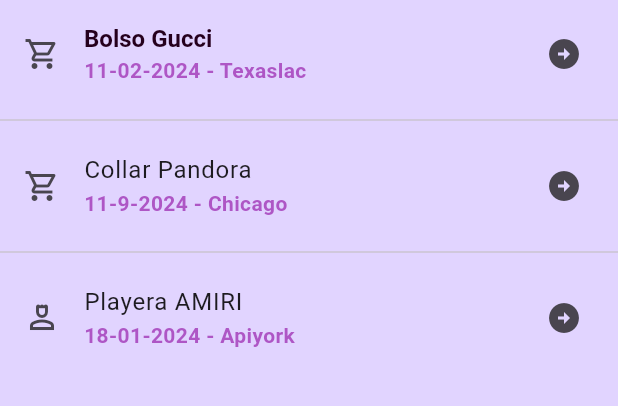
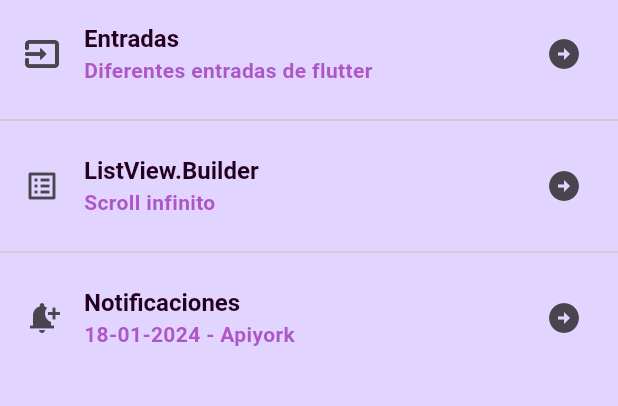
Before and after one commit to ismontana/componentes_flutter, a Flutter app: the screen it shows after launch, on a phone screen of 412 x 824 dp, the part 84-490 px from its top. Run offline on Flutter 3.47's test engine with Material 3 defaults, Android fonts, the phone set to English and light mode, and no system bars; Roboto replaces fonts that are missing (sans-helvetica).

Commit message:
Adding the ListView to the HomeScreen

```diff
--- a/lib/home_screen.dart
+++ b/lib/home_screen.dart
@@ -15,11 +15,11 @@ const HomeScreen({super.key});
         body: ListView(
           children: [
             ListTile(
-            leading: const Icon(Icons.shopping_cart_outlined),
-            title: Text('Bolso Gucci',
+            leading: const Icon(Icons.input_outlined),
+            title: Text('Entradas',
             style: Theme.of(context).textTheme.headlineLarge,
             ),
-            subtitle: const Text('11-02-2024 - Texaslac',
+            subtitle: const Text('Diferentes entradas de flutter',
             style: TextStyle(color: Color.fromARGB(186, 155, 39, 176),
                       fontWeight: FontWeight.bold,
                       ),
@@ -27,20 +27,22 @@ const HomeScreen({super.key});
             trailing: const Icon(Icons.arrow_circle_right),
             ),
             const Divider(),
-            const ListTile(
-            leading: Icon(Icons.shopping_cart_outlined),
-            title: Text('Collar Pandora',
+            ListTile(
+            leading: const Icon(Icons.list_alt_outlined),
+            title: Text('ListView.Builder',
+            style: Theme.of(context).textTheme.headlineLarge,
             ),
-            subtitle: Text('11-9-2024 - Chicago',
+            subtitle: Text('Scroll infinito',
             style: TextStyle(color: Color.fromARGB(186, 155, 39, 176),
                       fontWeight: FontWeight.bold,
                       ),),
             trailing: Icon(Icons.arrow_circle_right),
             ),
             const Divider(),
-            const ListTile(
-            leading: Icon(Icons.person_4_outlined),
-            title: Text('Playera AMIRI',
+            ListTile(
+            leading: const Icon(Icons.notification_add),
+            title: Text('Notificaciones',
+            style: Theme.of(context).textTheme.headlineLarge,
             ),
             subtitle: Text('18-01-2024 - Apiyork',
             style: TextStyle(color: Color.fromARGB(186, 155, 39, 176),
```
